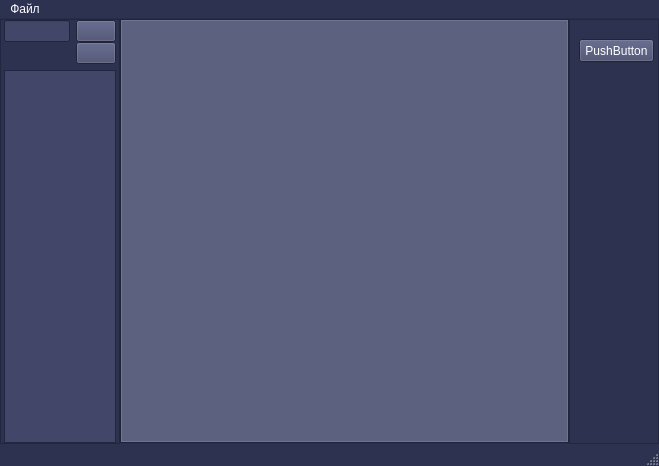
Old version of the form first.ui in the repository SofiaPV/diploma.
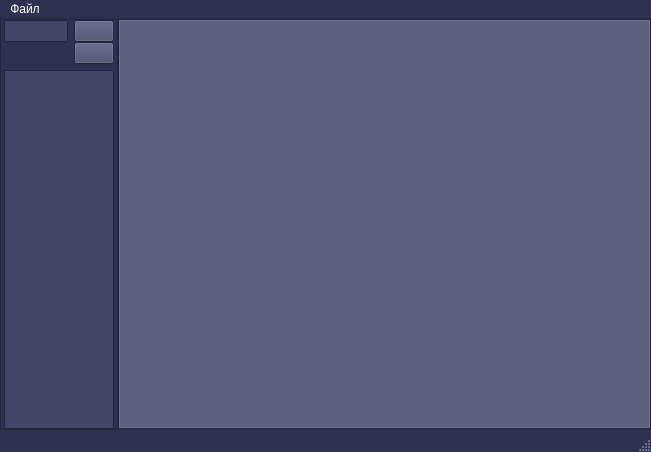
New version of the form. Icons and pictures are not drawn.

Commit message: Visuals fixed, data not printed yet

```diff
--- a/first.ui
+++ b/first.ui
@@ -6,8 +6,8 @@
    <rect>
     <x>0</x>
     <y>0</y>
-    <width>659</width>
-    <height>466</height>
+    <width>651</width>
+    <height>452</height>
    </rect>
   </property>
   <property name="palette">
@@ -777,7 +777,7 @@
          <property name="lineWidth">
           <number>0</number>
          </property>
-         <layout class="QHBoxLayout" name="horizontalLayout" stretch="5,1">
+         <layout class="QHBoxLayout" name="horizontalLayout" stretch="5">
           <property name="spacing">
            <number>0</number>
           </property>
@@ -827,29 +827,6 @@
             </layout>
            </widget>
           </item>
-          <item>
-           <widget class="QFrame" name="frame_7">
-            <property name="frameShape">
-             <enum>QFrame::StyledPanel</enum>
-            </property>
-            <property name="frameShadow">
-             <enum>QFrame::Raised</enum>
-            </property>
-            <widget class="QPushButton" name="pushButton">
-             <property name="geometry">
-              <rect>
-               <x>10</x>
-               <y>20</y>
-               <width>75</width>
-               <height>23</height>
-              </rect>
-             </property>
-             <property name="text">
-              <string>PushButton</string>
-             </property>
-            </widget>
-           </widget>
-          </item>
          </layout>
         </widget>
        </item>
@@ -863,7 +840,7 @@
     <rect>
      <x>0</x>
      <y>0</y>
-     <width>659</width>
+     <width>651</width>
      <height>22</height>
     </rect>
    </property>
```
The commit also changes 1 other file.
